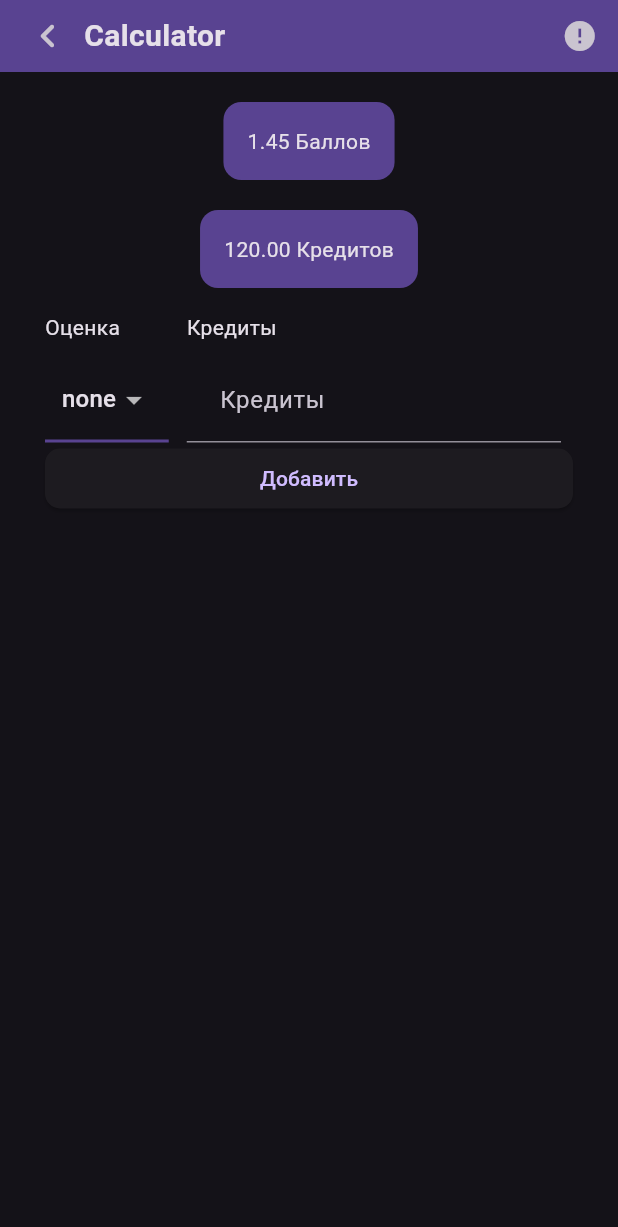
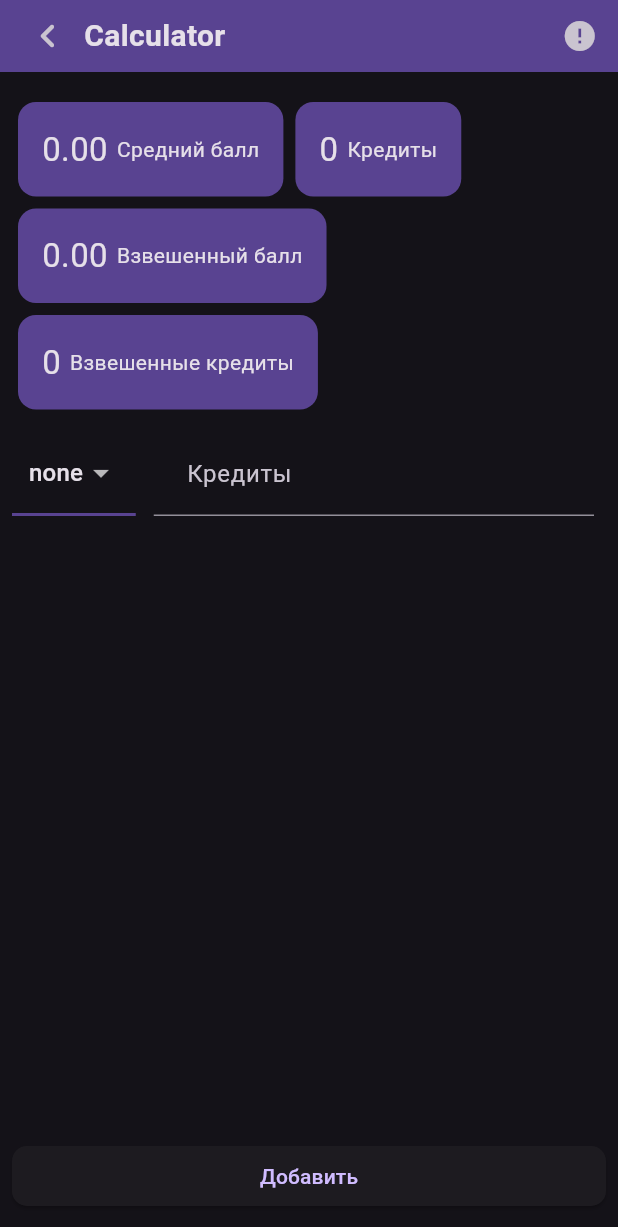
Before and after one commit to Vazgen2k4/link_manager, a Flutter app: the CalcPage screen opened by its route, after a tap on "Добавить", on a phone screen of 412 x 824 dp. Shown: the top 1227 px of the screen. Run offline on Flutter 3.47's test engine with Material 3 defaults, Android fonts, the phone set to English and light mode, and no system bars; drawn by our look-alikes of animated_flip_counter, auto_size_text, cached_network_image, flutter_slidable; our stand-ins replace bloc, cloud_firestore, connectivity_plus, equatable, firebase_auth, firebase_core and 3 more; accounts and stored records are empty; generated files the repository leaves out were written again; network calls fail.

Commit message:
MVP Calculator implemented

```diff
--- a/lib/logic/bloc/calc/calc_bloc.dart
+++ b/lib/logic/bloc/calc/calc_bloc.dart
@@ -10,17 +10,38 @@ class CalcBloc extends Bloc<CalcEvent, CalcState> {
   CalcBloc() : super(CalcInitial()) {
     on<CalcInit>(init);
     on<CalcAdd>(addEvent);
-    // on<CalcSet>(set);
-    // on<CalcRemove>(remove);
+    on<CalcRemove>(remove);
+    on<CalcSetGrade>(setGrade);
   }
 
   void init(CalcInit event, Emitter<CalcState> emit) {
     emit(CalcInitial());
   }
 
-  // void set(CalcSet event, Emitter<CalcState> emit) {
-  //   emit(CalcInitial());
-  // }
+  void setGrade(CalcSetGrade event, Emitter<CalcState> emit) {
+    if (event.index < 0) {
+      AppLogger.logError('Индекс меньше нуля');
+      return;
+    }
+
+    if (this.state is! CalcInitial) {
+      AppLogger.logError('Плохой стейт для добавления');
+      return;
+    }
+
+    final state = this.state as CalcInitial;
+
+    if (event.index >= state.grades.length) {
+      AppLogger.logError('Индекс больше длины списка');
+      return;
+    }
+
+    final grade = event.grade;
+    final grades = [...state.grades];
+    grades[event.index] = grade;
+
+    emit(state.copyWith(grades: grades));
+  }
 
   void addEvent(CalcAdd event, Emitter<CalcState> emit) async {
     if (this.state is! CalcInitial) {
@@ -30,13 +51,32 @@ class CalcBloc extends Bloc<CalcEvent, CalcState> {
 
     final state = this.state as CalcInitial;
 
-
     emit(state.copyWith(
       grades: [...state.grades, event.value],
     ));
   }
 
-  // void remove(CalcRemove event, Emitter<CalcState> emit) {
-  //   emit(CalcInitial());
-  // }
+  void remove(CalcRemove event, Emitter<CalcState> emit) {
+    if (event.index < 0) {
+      AppLogger.logError('Индекс меньше нуля');
+      return;
+    }
+
+    if (this.state is! CalcInitial) {
+      AppLogger.logError('Плохой стейт для добавления');
+      return;
+    }
+
+    final state = this.state as CalcInitial;
+
+    if (event.index >= state.grades.length) {
+      AppLogger.logError('Индекс больше длины списка');
+      return;
+    }
+
+    final grades = [...state.grades];
+    grades.removeAt(event.index);
+
+    emit(state.copyWith(grades: grades));
+  }
 }
--- a/lib/logic/bloc/calc/calc_event.dart
+++ b/lib/logic/bloc/calc/calc_event.dart
@@ -22,8 +22,25 @@ final class Calculate extends CalcEvent {
 final class CalcAdd extends CalcEvent {
   final CalcWeightedGrade value;
   const CalcAdd(this.value);
-  const CalcAdd.none() : value = const CalcWeightedGrade(CalcGrade.none, 0.0);
+  const CalcAdd.none() : value = const CalcWeightedGrade(CalcGrade.none, 0);
 
   @override
   List<Object> get props => [value];
 }
+
+final class CalcRemove extends CalcEvent {
+  final int index;
+  const CalcRemove(this.index);
+
+  @override
+  List<Object> get props => [index];
+}
+
+final class CalcSetGrade extends CalcEvent {
+  final int index;
+  final CalcWeightedGrade grade;
+  const CalcSetGrade(this.index, this.grade);
+
+  @override
+  List<Object> get props => [index];
+}
--- a/lib/logic/bloc/calc/calc_state.dart
+++ b/lib/logic/bloc/calc/calc_state.dart
@@ -30,26 +30,57 @@ final class CalcInitial extends CalcState {
     );
   }
 
+  int sumCredits() {
+    final grades = _getFilteredGrades();
+    if (grades.isEmpty) {
+      return 0;
+    }
+    return grades.map((e) => e.credit).reduce((v, e) => v + e);
+  }
+
   double calcAwg() {
+    final grades = _getFilteredGrades();
+
+    if (grades.isEmpty) {
+      return 0;
+    }
+
     double sum = grades.map((e) => e.grade.value).reduce((v, e) => v + e);
     return sum / grades.length;
   }
 
-  double calcWeighted() {
+  double calcWeightedAvg() {
+    final grades = _getFilteredGrades();
+
+    if (grades.isEmpty) {
+      return 0;
+    }
     final sum =
         grades.map((e) => e.grade.value * e.credit).reduce((v, e) => v + e);
 
     final weightSum = grades.map((e) => e.credit).reduce((v, e) => v + e);
 
+    if (weightSum == 0) {
+      return 0;
+    }
+
     return sum / weightSum;
   }
 
   double sumWeightGrades() {
+    final grades = _getFilteredGrades();
+    if (grades.isEmpty) {
+      return 0;
+    }
     return grades
         .map((e) => e.credit * (4 - e.grade.value))
         .reduce((v, e) => v + e);
   }
 
+  List<CalcWeightedGrade> _getFilteredGrades() {
+    return grades.where((element) => element.grade != CalcGrade.none).toList();
+  }
+
   @override
   List<Object> get props => [grades, awg, weightedAwg];
 }
--- a/lib/logic/bloc/calc/calc_types.dart
+++ b/lib/logic/bloc/calc/calc_types.dart
@@ -16,7 +16,24 @@ enum CalcGrade {
 
 final class CalcWeightedGrade {
   final CalcGrade grade;
-  final double credit;
+  final int credit;
 
   const CalcWeightedGrade(this.grade, this.credit);
+
+  CalcWeightedGrade copyWith({
+    CalcGrade? grade,
+    int? credit,
+  }) {
+    return CalcWeightedGrade(
+      grade ?? this.grade,
+      credit ?? this.credit,
+    );
+  }
 }
+
+enum CalcType {
+  awg,
+  weightedAwg,
+  sumGrades,
+  sumWeightGrades
+}
--- a/lib/ui/pages/calc/calc_page.dart
+++ b/lib/ui/pages/calc/calc_page.dart
@@ -32,8 +32,6 @@ class CalcListWidget extends StatelessWidget {
     super.key,
   });
 
-  final _square = 55.0;
-
   Widget _buildAddButton(BuildContext context) {
     return ElevatedButton(
       style: ButtonStyle(
@@ -54,22 +52,33 @@ class CalcListWidget extends StatelessWidget {
   @override
   Widget build(BuildContext context) {
     return Padding(
-      padding: const EdgeInsets.symmetric(vertical: 8, horizontal: 22),
+      padding: const EdgeInsets.symmetric(vertical: 8),
       child: Column(
         mainAxisSize: MainAxisSize.max,
         spacing: 12,
         children: [
-          CalcCardWidget(value: 1.45, text: "Баллов"),
-          CalcCardWidget(value: 120, text: "Кредитов"),
-          Row(
-            spacing: 12,
+          SizedBox(
+            width: double.infinity,
+            child: Wrap(
               children: [
-              SizedBox(
-                width: _square * 1.5,
-                child: const Text("Оценка"),
+                CalcCardWidget(
+                  text: "Средний балл",
+                  type: CalcType.awg,
                 ),
-              const Text("Кредиты"),
+                CalcCardWidget(
+                  text: "Кредиты",
+                  type: CalcType.sumGrades,
+                ),
+                CalcCardWidget(
+                  text: "Взвешенный балл",
+                  type: CalcType.weightedAwg,
+                ),
+                CalcCardWidget(
+                  text: "Взвешенные кредиты",
+                  type: CalcType.sumWeightGrades,
+                ),
               ],
+            ),
           ),
           BlocSelector<CalcBloc, CalcState, List<CalcWeightedGrade>>(
             selector: (state) {
@@ -80,24 +89,41 @@ class CalcListWidget extends StatelessWidget {
               return state.grades;
             },
             builder: (context, grades) {
-              return Column(
-                mainAxisSize: MainAxisSize.max,
+              return Expanded(
+                child: Column(
                   crossAxisAlignment: CrossAxisAlignment.stretch,
+                  spacing: 22,
                   children: [
                     if (grades.isEmpty)
-                    const Text("Список пуст", textAlign: TextAlign.center),
+                      Expanded(
+                        child: Text(
+                          "Нет оценок",
+                          textAlign: TextAlign.center,
+                          style: TextStyle(
+                            color: AppColors.text.withAlpha(50),
+                            fontSize: 22,
+                          ),
+                        ),
+                      ),
                     if (grades.isNotEmpty)
-                    ListView.separated(
+                      Expanded(
+                        child: ListView.separated(
                           shrinkWrap: true,
                           itemBuilder: (context, index) {
-                        return CalcItemWidget(key: ValueKey(index));
+                            return CalcItemWidget(
+                              key: ValueKey(grades[index].hashCode),
+                              index: index,
+                              weightedGrade: grades[index],
+                            );
                           },
                           separatorBuilder: (_, __) =>
                               const SizedBox.square(dimension: 12),
                           itemCount: grades.length,
                         ),
+                      ),
                     _buildAddButton(context),
                   ],
+                ),
               );
             },
           ),
@@ -107,53 +133,60 @@ class CalcListWidget extends StatelessWidget {
   }
 }
 
-class CalcCardWidget extends StatefulWidget {
-  final double value;
+class CalcCardWidget extends StatelessWidget {
   final String text;
+
+  final CalcType type;
 
   const CalcCardWidget({
     super.key,
-    required this.value,
     required this.text,
+    required this.type,
   });
 
-  @override
-  State<CalcCardWidget> createState() => _CalcCardWidgetState();
-}
+  num _getValue(CalcInitial state) => switch (type) {
+        CalcType.weightedAwg => state.calcWeightedAvg(),
+        CalcType.sumGrades => state.sumCredits(),
+        CalcType.sumWeightGrades => state.sumWeightGrades(),
+        CalcType.awg => state.calcAwg(),
+      };
 
-class _CalcCardWidgetState extends State<CalcCardWidget> {
-  double _value = 0.0;
 
-  @override
-  void initState() {
-    super.initState();
-    _value = widget.value;
-  }
+  int _getFractionDigits() => switch (type) {
+        CalcType.weightedAwg => 2,
+        CalcType.sumGrades => 0,
+        CalcType.sumWeightGrades => 0,
+        CalcType.awg => 2,
+      };
 
   @override
   Widget build(BuildContext context) {
-    return GestureDetector(
-      onTap: () {
-        AppLogger.logInfo("Нажатие на карточку");
-        setState(() {
-          _value = _value + 1.3;
-        });
-      },
-      onDoubleTap: () {
-        AppLogger.logInfo("Нажатие на карточку");
-        setState(() {
-          _value = _value - 1.3;
-        });
-      },
-      child: Card.filled(
+    return Card.filled(
       color: AppColors.main,
       child: Padding(
         padding: const EdgeInsets.all(16.0),
-          child: AnimatedFlipCounter(
-            value: _value,
-            fractionDigits: 2,
+        child: ClipRRect(
+          clipBehavior: Clip.hardEdge,
+          child: Row(
+            mainAxisSize: MainAxisSize.min,
+            spacing: 6,
+            children: [
+              BlocBuilder<CalcBloc, CalcState>(
+                builder: (context, state) {
+                  if (state is! CalcInitial) {
+                    return const SizedBox();
+                  }
+
+                  return AnimatedFlipCounter(
+                    value: _getValue(state),
+                    fractionDigits: _getFractionDigits(),
                     duration: const Duration(milliseconds: 500),
-            suffix: ' ${widget.text}',
+                    textStyle: const TextStyle(fontSize: 22),
+                  );
+                },
+              ),
+              Text(text),
+            ],
           ),
         ),
       ),
@@ -161,37 +194,74 @@ class _CalcCardWidgetState extends State<CalcCardWidget> {
   }
 }
 
-/*
+class CalcItemWidget extends StatelessWidget {
+  final double height;
+  final int index;
+  final CalcWeightedGrade weightedGrade;
 
-Text.rich(
-          TextSpan(
-            text: "$value",
+  const CalcItemWidget({
+    required super.key,
+    this.height = 55.0,
+    required this.index,
+    required this.weightedGrade,
+  });
+
+  @override
+  Widget build(BuildContext context) {
+    return Slidable(
+      key: key,
+      endActionPane: ActionPane(
+        extentRatio: 0.2,
+        motion: ScrollMotion(),
         children: [
-              TextSpan(
-                text: " $text",
-                style: TextStyle(
-                  fontSize: 14,
-                ),
+          SlidableAction(
+            flex: 1,
+            onPressed: (context) {
+              AppLogger.logInfo("Удаление элемента по индексу $index");
+              context.read<CalcBloc>().add(CalcRemove(index));
+            },
+            icon: Icons.delete,
+            backgroundColor: AppColors.error,
           ),
         ],
       ),
-          style: TextStyle(
-            color: AppColors.text,
-            fontSize: 22,
+      child: Padding(
+        padding: const EdgeInsets.only(right: 8.0),
+        child: SizedBox(
+          height: height,
+          child: Row(
+            spacing: 12,
+            crossAxisAlignment: CrossAxisAlignment.stretch,
+            mainAxisAlignment: MainAxisAlignment.center,
+            children: <Widget>[
+              CalcDropdownButton(
+                index: index,
+                weightedGrade: weightedGrade,
               ),
-        )
-
- */
-
-class CalcItemWidget extends StatefulWidget {
-  final double height;
-  const CalcItemWidget({required super.key, this.height = 55.0});
-
-  @override
-  State<CalcItemWidget> createState() => _CalcItemWidgetState();
+              CalcInputWidget(
+                index: index,
+                weightedGrade: weightedGrade,
+              ),
+            ],
+          ),
+        ),
+      ),
+    );
+  }
 }
 
-class _CalcItemWidgetState extends State<CalcItemWidget> {
+class CalcDropdownButton extends StatelessWidget {
+  CalcDropdownButton({
+    super.key,
+    this.width = 55.0 * 1.5,
+    required this.index,
+    required this.weightedGrade,
+  });
+
+  final double width;
+  final int index;
+  final CalcWeightedGrade weightedGrade;
+
   final List<DropdownMenuItem<CalcGrade>> _letters = [
     CalcGrade.A,
     CalcGrade.B,
@@ -201,45 +271,17 @@ class _CalcItemWidgetState extends State<CalcItemWidget> {
     CalcGrade.F,
     CalcGrade.none,
   ]
-      .map((e) => DropdownMenuItem<CalcGrade>(
+      .map(
+        (e) => DropdownMenuItem<CalcGrade>(
           value: e,
           child: Center(child: Text(e.name)),
-          ))
+        ),
+      )
       .toList();
-
-  CalcGrade _selectedLetter = CalcGrade.none;
 
   @override
   Widget build(BuildContext context) {
-    final width = widget.height * 1.5;
-
-    return Slidable(
-      key: widget.key!,
-      endActionPane: ActionPane(
-        extentRatio: 0.2,
-        motion: ScrollMotion(),
-        children: [
-          SlidableAction(
-            flex: 1,
-            onPressed: (context) {
-              AppLogger.logInfo("Удаление элемента");
-              setState(() {});
-            },
-            icon: Icons.delete,
-            backgroundColor: AppColors.error,
-          ),
-        ],
-      ),
-      child: Padding(
-        padding: const EdgeInsets.only(right: 8.0),
-        child: SizedBox(
-          height: widget.height,
-          child: Row(
-            spacing: 12,
-            crossAxisAlignment: CrossAxisAlignment.stretch,
-            mainAxisAlignment: MainAxisAlignment.center,
-            children: <Widget>[
-              Container(
+    return Container(
       width: width,
       alignment: Alignment.center,
       decoration: BoxDecoration(
@@ -249,55 +291,68 @@ class _CalcItemWidgetState extends State<CalcItemWidget> {
             width: 2,
           ),
         ),
-                  // borderRadius: BorderRadius.circular(8),
       ),
       child: DropdownButton<CalcGrade>(
         items: _letters,
         underline: SizedBox(),
         onChanged: (CalcGrade? value) {
-                    if (value == _selectedLetter || value == null) {
+          if (value == weightedGrade || value == null) {
             AppLogger.logWarning(
               "Значение не изменилось или равно null, value: $value",
             );
             return;
           }
-                    setState(() {
-                      _selectedLetter = value;
+
+          context
+              .read<CalcBloc>()
+              .add(CalcSetGrade(index, weightedGrade.copyWith(grade: value)));
+        },
+        value: weightedGrade.grade,
+      ),
+    );
+  }
+}
+
+class CalcInputWidget extends StatelessWidget {
+  final CalcWeightedGrade weightedGrade;
+  final int index;
+
+  const CalcInputWidget({
+    super.key,
+    required this.weightedGrade,
+    required this.index,
   });
-                  },
-                  value: _selectedLetter,
-                ),
-              ),
-              Expanded(
+
+  @override
+  Widget build(BuildContext context) {
+    return Expanded(
       child: TextField(
         keyboardType: TextInputType.number,
         inputFormatters: [FilteringTextInputFormatter.digitsOnly],
+        controller: TextEditingController(
+          text: weightedGrade.credit == 0
+              ? null
+              : weightedGrade.credit.toString(),
+        ),
+        onSubmitted: (value) {
+          AppLogger.logInfo("Изменение кредитов на $value");
+          value = value.trim();
+
+          context.read<CalcBloc>().add(
+                CalcSetGrade(
+                  index,
+                  weightedGrade.copyWith(
+                    credit: int.tryParse(value) ?? 0,
+                  ),
+                ),
+              );
+        },
         decoration: InputDecoration(
           contentPadding: const EdgeInsets.symmetric(
             horizontal: 22,
             vertical: 16,
           ),
-                    // enabledBorder: OutlineInputBorder(
-                    //   borderRadius: BorderRadius.circular(8),
-                    //   borderSide: BorderSide(
-                    //     color: AppColors.main,
-                    //     width: 2,
-                    //   ),
-                    // ),
-                    // border: OutlineInputBorder(
-                    //   borderRadius: BorderRadius.circular(8),
-                    //   borderSide: BorderSide(
-                    //     color: AppColors.main,
-                    //     width: 2,
-                    //   ),
-                    // ),
-
           hintText: "Кредиты",
-                  ),
-                ),
-              ),
-            ],
-          ),
         ),
       ),
     );
--- a/lib/ui/pages/home/home_page.dart
+++ b/lib/ui/pages/home/home_page.dart
@@ -1,5 +1,4 @@
 import 'package:link_manager/generated/l10n.dart';
-import 'package:link_manager/logic/logic.dart';
 
 import 'package:link_manager/ui/pages/home/ctu_section.dart';
 import 'package:link_manager/ui/pages/home/home_floating_button.dart';
```
Lines whose indentation alone changed are shown as unchanged.
